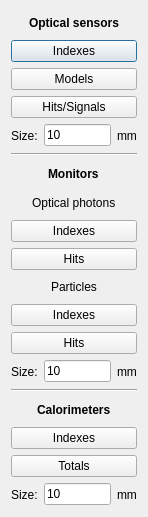
First picture: the form in ants3bundle/src/ants3/gui/geom/ashownumbersdialog.ui, repository andrmor/ANTS3bundle, before the edit.
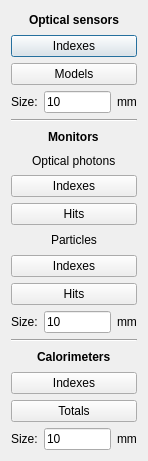
Second picture: the form after the edit.

```diff
--- a/ants3bundle/src/ants3/gui/geom/ashownumbersdialog.ui
+++ b/ants3bundle/src/ants3/gui/geom/ashownumbersdialog.ui
@@ -7,7 +7,7 @@
     <x>0</x>
     <y>0</y>
     <width>148</width>
-    <height>517</height>
+    <height>461</height>
    </rect>
   </property>
   <property name="windowTitle">
@@ -40,13 +40,6 @@
      </property>
     </widget>
    </item>
-   <item>
-    <widget class="QPushButton" name="pbSensorSignals">
-     <property name="text">
-      <string>Hits/Signals</string>
-     </property>
-    </widget>
-   </item>
    <item>
     <layout class="QHBoxLayout" name="horizontalLayout">
      <item>
```
